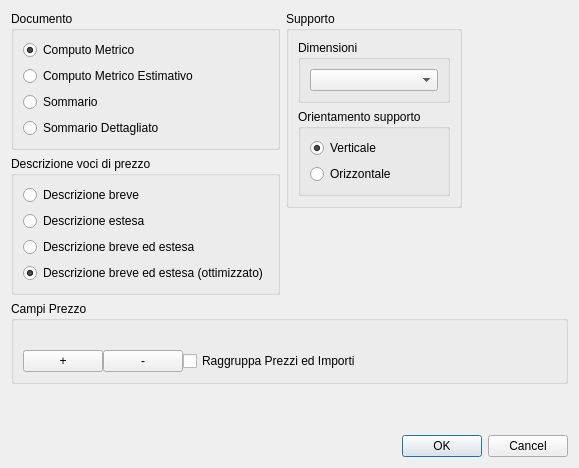
Qt form qcostgui/billprintergui.ui (mickele77/qcost) before a commit.
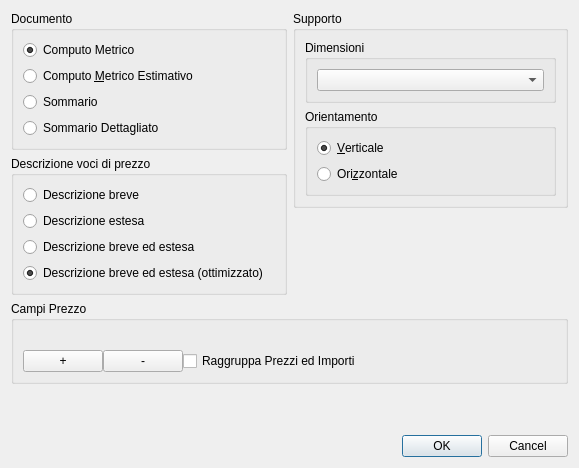
The same form after that commit.

Diff of the .ui file:
```diff
--- a/qcostgui/billprintergui.ui
+++ b/qcostgui/billprintergui.ui
@@ -45,7 +45,7 @@
         <item row="1" column="0">
          <widget class="QRadioButton" name="printBillRadioButton">
           <property name="text">
-           <string>Computo Metrico Estimativo</string>
+           <string>Computo &amp;Metrico Estimativo</string>
           </property>
           <property name="checked">
            <bool>false</bool>
@@ -130,13 +130,13 @@
         <item row="1" column="0">
          <widget class="QGroupBox" name="paperOrientationGroupBox">
           <property name="title">
-           <string>Orientamento supporto</string>
+           <string>Orientamento</string>
           </property>
           <layout class="QGridLayout" name="gridLayout_4">
            <item row="1" column="0">
             <widget class="QRadioButton" name="paperHorizzontalRadioButton">
              <property name="text">
-              <string>Orizzontale</string>
+              <string>Ori&amp;zzontale</string>
              </property>
              <property name="checked">
               <bool>false</bool>
@@ -146,7 +146,7 @@
            <item row="0" column="0">
             <widget class="QRadioButton" name="paperVerticalRadioButton">
              <property name="text">
-              <string>Verticale</string>
+              <string>&amp;Verticale</string>
              </property>
              <property name="checked">
               <bool>true</bool>
@@ -174,20 +174,7 @@
      </item>
     </layout>
    </item>
-   <item row="0" column="2">
-    <spacer name="horizontalSpacer">
-     <property name="orientation">
-      <enum>Qt::Horizontal</enum>
-     </property>
-     <property name="sizeHint" stdset="0">
-      <size>
-       <width>370</width>
-       <height>20</height>
-      </size>
-     </property>
-    </spacer>
-   </item>
-   <item row="1" column="0" colspan="3">
+   <item row="1" column="0" colspan="2">
     <widget class="QGroupBox" name="priceFieldsGroupBox">
      <property name="title">
       <string>Campi Prezzo</string>
@@ -257,7 +244,7 @@
      </layout>
     </widget>
    </item>
-   <item row="2" column="0">
+   <item row="2" column="0" colspan="2">
     <spacer name="verticalSpacer">
      <property name="orientation">
       <enum>Qt::Vertical</enum>
@@ -270,7 +257,7 @@
      </property>
     </spacer>
    </item>
-   <item row="3" column="1" colspan="2">
+   <item row="3" column="0" colspan="2">
     <widget class="QDialogButtonBox" name="buttonBox">
      <property name="orientation">
       <enum>Qt::Horizontal</enum>
```
